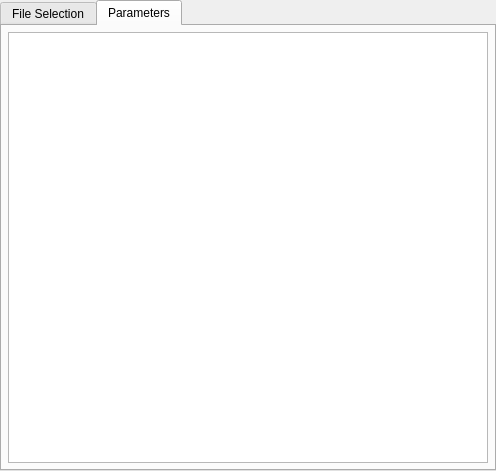
This is src/flashy/gui/ui/analyser_controls.ui in JemmeCh/Flashy_Project as Qt 5 draws it before an edit. The edited form follows.
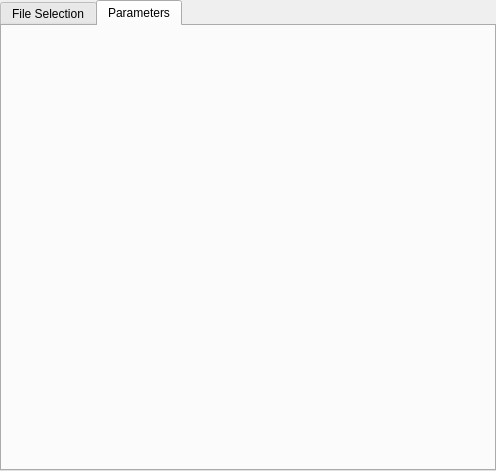
This is the edited form.

Commit message: GUI 4: Editable Parameter Tree & Load/Save Config on Open/Close

Patch:
```diff
--- a/src/flashy/gui/ui/analyser_controls.ui
+++ b/src/flashy/gui/ui/analyser_controls.ui
@@ -152,21 +152,8 @@
        <property name="bottomMargin">
         <number>6</number>
        </property>
-       <item row="0" column="0">
-        <widget class="QTreeView" name="tv_parameters">
-         <property name="alternatingRowColors">
-          <bool>true</bool>
-         </property>
-         <attribute name="headerVisible">
-          <bool>true</bool>
-         </attribute>
-         <attribute name="headerMinimumSectionSize">
-          <number>10</number>
-         </attribute>
-         <attribute name="headerDefaultSectionSize">
-          <number>10</number>
-         </attribute>
-        </widget>
+       <item row="1" column="0">
+        <widget class="QWidget" name="ParameterTreeViewPlaceholder" native="true"/>
        </item>
       </layout>
      </widget>
```
The commit also changes 19 other files.
